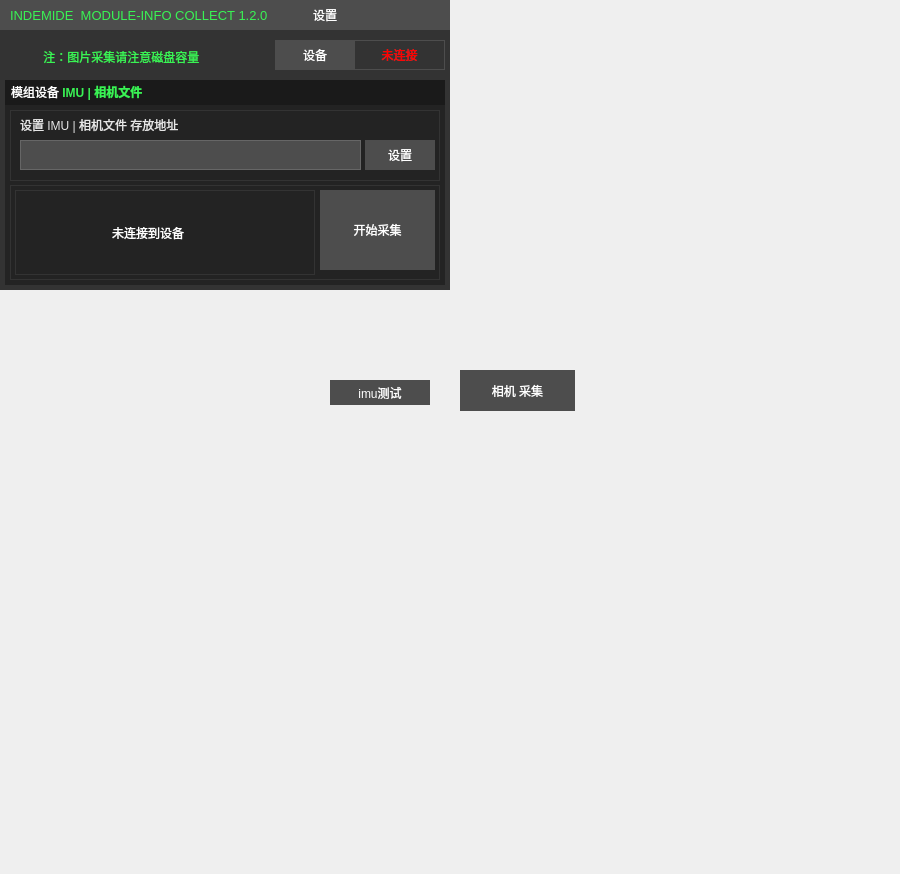
This is ModuleInfo 1.2.0 Source  Linux 18_04 16_04/mainwindow.ui in chenzhaoguo/ModuleInfo_Source as Qt 5 draws it before an edit. The edited form follows.
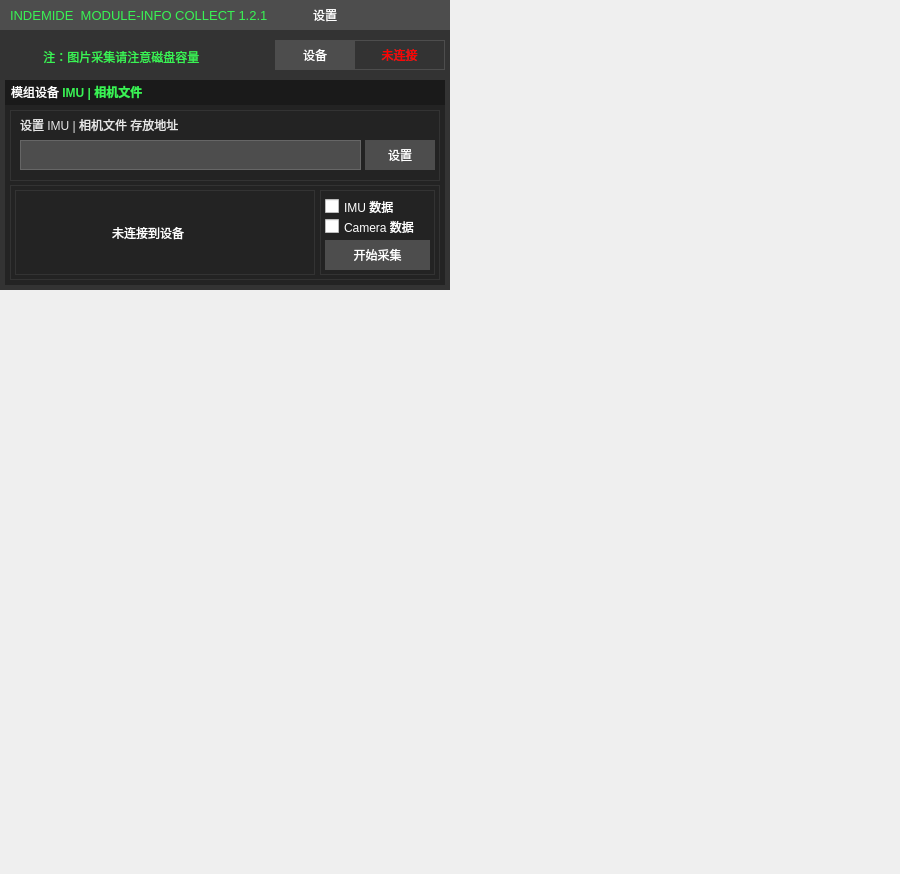
This is the edited form. Icons and pictures are not drawn.

```diff
--- a/ModuleInfo 1.2.0 Source  Linux 18_04 16_04/mainwindow.ui
+++ b/ModuleInfo 1.2.0 Source  Linux 18_04 16_04/mainwindow.ui
@@ -48,7 +48,7 @@
 </string>
      </property>
      <property name="text">
-      <string>INDEMIDE  MODULE-INFO COLLECT 1.2.0</string>
+      <string>INDEMIDE  MODULE-INFO COLLECT 1.2.1</string>
      </property>
     </widget>
     <widget class="QPushButton" name="test_area">
@@ -368,17 +368,33 @@
          <string>                            未连接到设备</string>
         </property>
        </widget>
-       <widget class="QPushButton" name="collect_start">
+       <widget class="QWidget" name="imu_camera_box" native="true">
         <property name="geometry">
          <rect>
           <x>310</x>
           <y>5</y>
           <width>115</width>
-          <height>80</height>
+          <height>85</height>
          </rect>
         </property>
         <property name="styleSheet">
-         <string notr="true">QPushButton{
+         <string notr="true">#imu_camera_box{
+border:1 solid #FF333333;
+font:13px '微软雅黑';
+color:white
+}</string>
+        </property>
+        <widget class="QPushButton" name="collect_start">
+         <property name="geometry">
+          <rect>
+           <x>5</x>
+           <y>50</y>
+           <width>105</width>
+           <height>30</height>
+          </rect>
+         </property>
+         <property name="styleSheet">
+          <string notr="true">QPushButton{
 font:15px '微软雅黑';
 background-color: #FF4D4D4D;
 border:0;
@@ -396,10 +412,45 @@
 color:white;
 font:15px '微软雅黑'
 }</string>
-        </property>
-        <property name="text">
-         <string>开始采集</string>
-        </property>
+         </property>
+         <property name="text">
+          <string>开始采集</string>
+         </property>
+        </widget>
+        <widget class="QCheckBox" name="imu_data">
+         <property name="geometry">
+          <rect>
+           <x>5</x>
+           <y>5</y>
+           <width>92</width>
+           <height>23</height>
+          </rect>
+         </property>
+         <property name="styleSheet">
+          <string notr="true">font:15px '微软雅黑';
+color:white;</string>
+         </property>
+         <property name="text">
+          <string>IMU 数据</string>
+         </property>
+        </widget>
+        <widget class="QCheckBox" name="camera_data">
+         <property name="geometry">
+          <rect>
+           <x>5</x>
+           <y>25</y>
+           <width>110</width>
+           <height>23</height>
+          </rect>
+         </property>
+         <property name="styleSheet">
+          <string notr="true">font:15px '微软雅黑';
+color:white;</string>
+         </property>
+         <property name="text">
+          <string>Camera 数据</string>
+         </property>
+        </widget>
        </widget>
       </widget>
      </widget>
@@ -1426,72 +1477,6 @@
      </property>
     </widget>
    </widget>
-   <widget class="QPushButton" name="collect_start_camera">
-    <property name="geometry">
-     <rect>
-      <x>460</x>
-      <y>370</y>
-      <width>115</width>
-      <height>41</height>
-     </rect>
-    </property>
-    <property name="styleSheet">
-     <string notr="true">QPushButton{
-font:15px '微软雅黑';
-background-color: #FF4D4D4D;
-border:0;
-color:white;
-}
-QPushButton::hover{
-border:0 white;
-background-color:rgba(255,255,255,0.1);
-color:white;
-font:15px '微软雅黑'
-}
-QPushButton::pressed{
-border:1px solid rgba(255,255,255,0.2);
-background-color:rgba(255,255,255,0.2);
-color:white;
-font:15px '微软雅黑'
-}</string>
-    </property>
-    <property name="text">
-     <string>相机 采集</string>
-    </property>
-   </widget>
-   <widget class="QPushButton" name="imu_test">
-    <property name="geometry">
-     <rect>
-      <x>330</x>
-      <y>380</y>
-      <width>100</width>
-      <height>25</height>
-     </rect>
-    </property>
-    <property name="styleSheet">
-     <string notr="true">QPushButton{
-font:15px '微软雅黑';
-background-color: #FF4D4D4D;
-border:0;
-color:white;
-}
-QPushButton::hover{
-border:0 white;
-background-color:rgba(255,255,255,0.1);
-color:white;
-font:15px '微软雅黑'
-}
-QPushButton::pressed{
-border:1px solid rgba(255,255,255,0.2);
-background-color:rgba(255,255,255,0.2);
-color:white;
-font:15px '微软雅黑'
-}</string>
-    </property>
-    <property name="text">
-     <string>imu测试</string>
-    </property>
-   </widget>
    <zorder>hmd_imu_tips</zorder>
    <zorder>module_title_area</zorder>
    <zorder>main_area</zorder>
```
Left out of the diff: 2 changed lines with no effect on the pictures.
